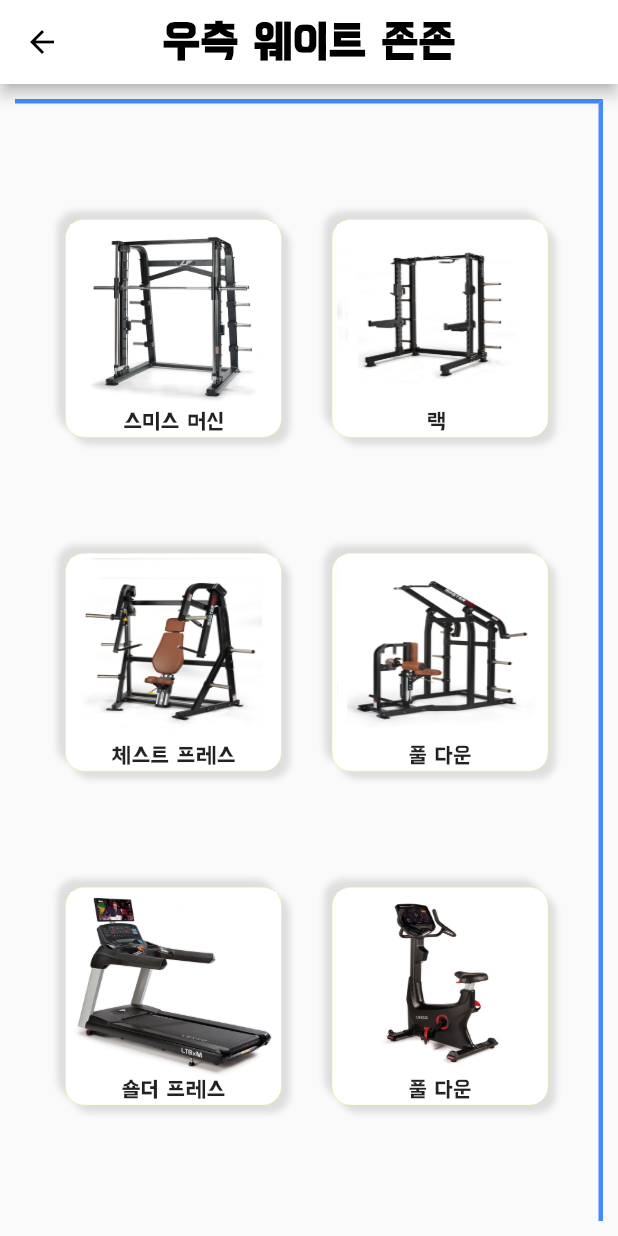
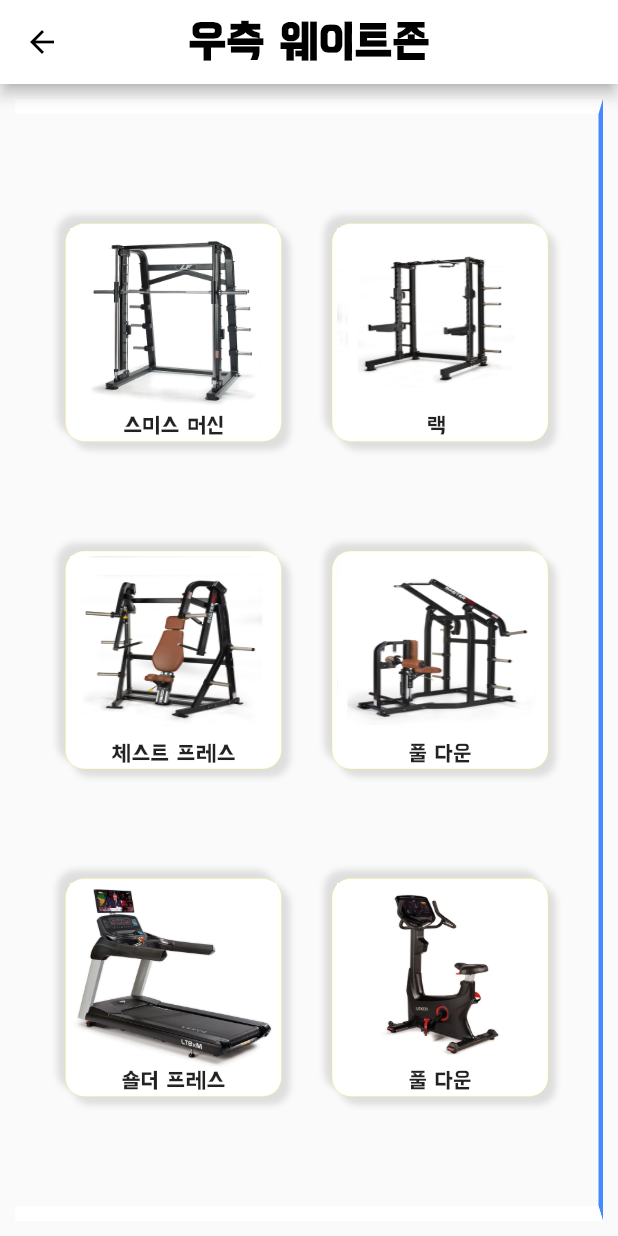
Before and after one commit to whl0526/MoveOut_Application, a Flutter app: the screen it shows after launch, item 2 of the bottom bar chosen, after a tap on "우측 웨이트 존", on a phone screen of 412 x 824 dp. Run offline on Flutter 3.47's test engine with Material 2 defaults, Android fonts, the phone set to English and light mode, and no system bars; our stand-ins replace convex_bottom_bar, table_calendar, timer_builder; missing offline and left inert: day_night_time_picker, flutter_timetable_view; network calls fail.

```diff
--- a/lib/view/reservation.dart
+++ b/lib/view/reservation.dart
@@ -43,7 +43,7 @@ class _Reservation extends State<Reservation> {
                       InkWell(
                         onTap: () async{
                           final res = await Navigator.push(context,
-                              MaterialPageRoute(builder: (context) => free_weight(space_name:'우측 웨이트 존')));
+                              MaterialPageRoute(builder: (context) => free_weight(space_name:'우측 웨이트')));
                         },
                         child:  buildCategory("images/deadlift.jpg", "우측 웨이트 존"),
 
--- a/lib/zone/free_weight.dart
+++ b/lib/zone/free_weight.dart
@@ -28,8 +28,9 @@ class _free_weight extends State<free_weight> {
             height: MediaQuery.of(context).size.height * 1,
           decoration: BoxDecoration(
             border: Border(
-              top: BorderSide(width: 3, color: Colors.blueAccent),
+              top: BorderSide(width: 10, color: Colors.white),
               right:  BorderSide(width: 3, color: Colors.blueAccent),
+              bottom: BorderSide(width: 10, color: Colors.white),
             ),
           ),
 
--- a/lib/zone/squat.dart
+++ b/lib/zone/squat.dart
@@ -30,6 +30,7 @@ class _squat extends State<squat> {
             border: Border(
               top: BorderSide(width: 3, color: Colors.blueAccent),
               left:  BorderSide(width: 3, color: Colors.blueAccent),
+              right:  BorderSide(width: 10, color: Colors.white),
             ),
           ),
 
```
